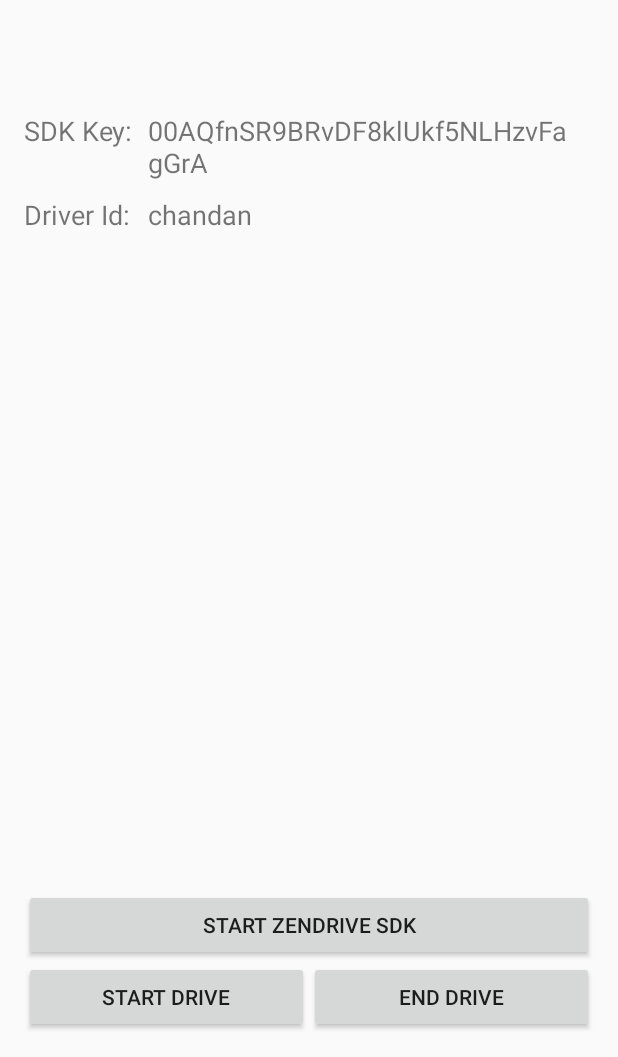
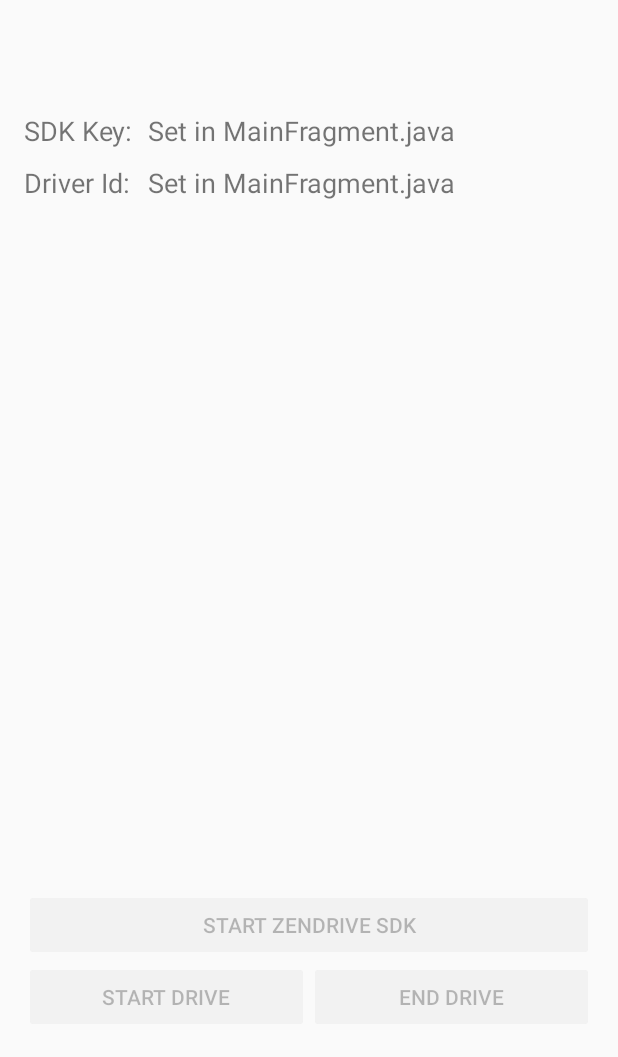
Before and after one commit to zendrive/zendrive-sdk-android-sample, an Android app: the screen it shows after launch (MainActivity), on a phone screen of 412 x 824 dp, the part 179-1236 px from its top. Run offline under Robolectric (Android 15) with nearby library versions, the phone set to English and light mode, and no system bars.

Commit message:
Cleanup MainFragment

```diff
--- a/app/src/main/java/com/zendrive/zendrivesdkdemo/MainFragment.java
+++ b/app/src/main/java/com/zendrive/zendrivesdkdemo/MainFragment.java
@@ -27,9 +27,9 @@ public class MainFragment extends Fragment {
 
     // TODO: Set your Zendrive SDK key and driver id here.
     // The Zendrive SDK key is available in your account at https://developers.zendrive.com
-    private static final String zendriveSDKKey = "00AQfnSR9BRvDF8klUkf5NLHzvFagGrA";
+    private static final String zendriveSDKKey = "";
     // The driver id is a unique id for a driver using your app.
-    private static final String driverId = "chandan";
+    private static final String driverId = "";
 
     // TODO: Set these optional attributes of the driver here.
     private static final String driverFirstName = "";
```
